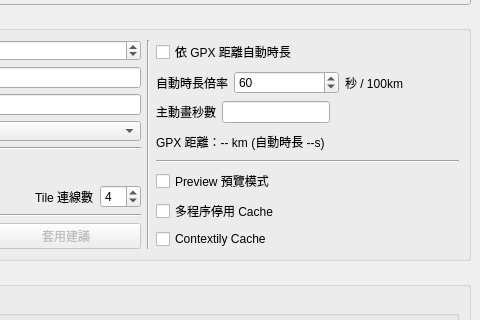
This is gpx_renderer/gui/main_window.ui in kw31304/gpx-ride-animation-main-gui as Qt 5 draws it before an edit; both pictures show x 500 to 980 and y 257 to 577 of the 980 by 1015 pixel window. The edited form follows.
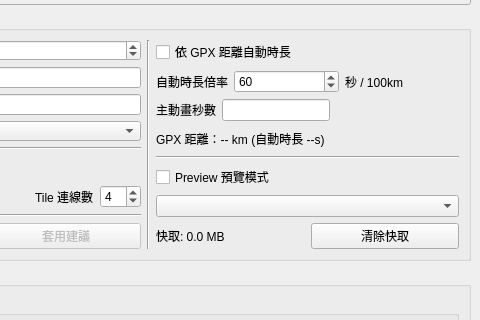
This is the edited form.

Commit message: 新增路線底圖與高程圖資磁碟快取管理系統 (A+B 整合方案：支援 Session 關閉清除與 Persistent 永久保留、LRU 1GB 容量保護與 GUI 一鍵清除)

The edit to the form file:
```diff
--- a/gpx_renderer/gui/main_window.ui
+++ b/gpx_renderer/gui/main_window.ui
@@ -448,24 +448,29 @@
           </widget>
          </item>
          <item>
-          <widget class="QCheckBox" name="chk_disable_parallel_cache">
+           <widget class="QComboBox" name="combo_cache_mode">
            <property name="toolTip">
-            <string>用途：在多程序 worker 裡關閉 contextily/joblib 的磁碟 cache。</string>
-           </property>
+             <string>用途：切換底圖磁碟快取模式。自動暫存模式於關閉程式時清除；永久保留模式則保留以加速日後渲染。</string>
+            </property>
+           </widget>
+          </item>
+          <item>
+           <layout class="QHBoxLayout" name="horizontalLayout_cache_actions">
+            <item>
+             <widget class="QLabel" name="lbl_cache_size">
            <property name="text">
-            <string>多程序停用 Cache</string>
+               <string>快取: 0.0 MB</string>
            </property>
           </widget>
          </item>
          <item>
-          <widget class="QCheckBox" name="chk_contextily_cache">
-           <property name="toolTip">
-            <string>用途：讓 contextily/joblib 將下載與處理結果保存到磁碟 cache。</string>
-           </property>
+             <widget class="QPushButton" name="btn_clear_cache">
            <property name="text">
-            <string>Contextily Cache</string>
-           </property>
-          </widget>
+               <string>清除快取</string>
+              </property>
+             </widget>
+            </item>
+           </layout>
          </item>
         </layout>
        </item>
```
Lines whose indentation alone changed are shown as unchanged. The commit also changes 10 other files.
